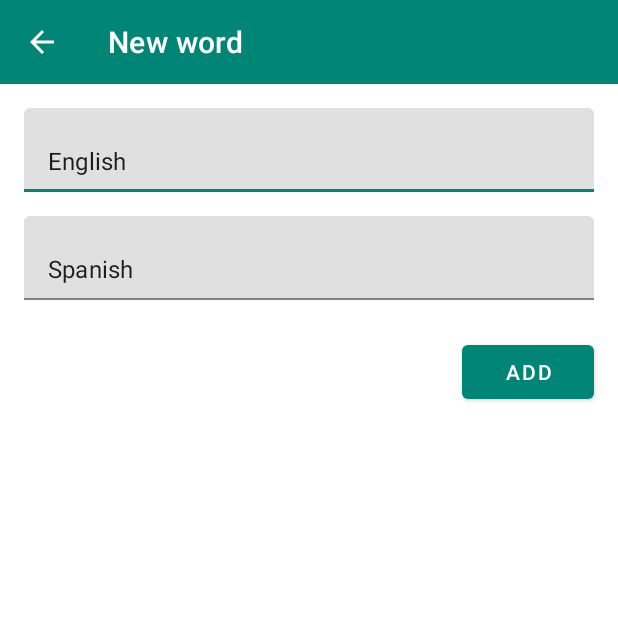
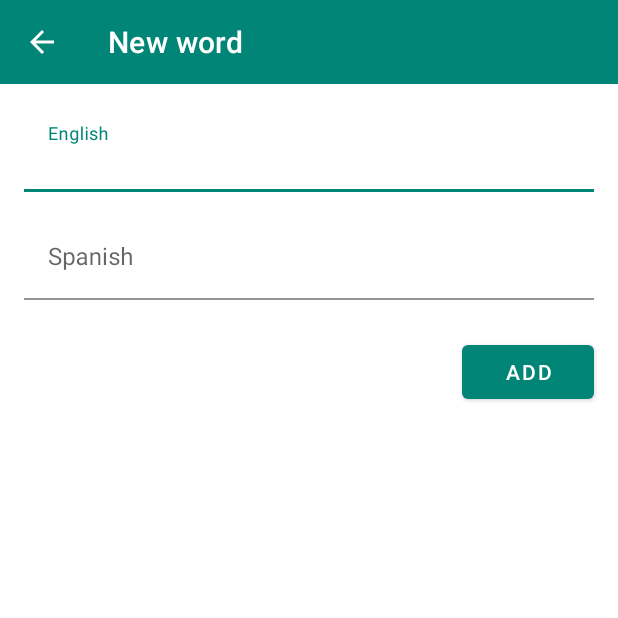
Before and after one commit to dakinne/Words, an Android app: the WordFormActivity screen opened directly, with no data from a screen before it, on a phone screen of 412 x 824 dp, the top half of it. Run offline under Robolectric (Android 15) with nearby library versions, the phone set to English and light mode, and no system bars; our stand-ins replace data binding.

Commit message:
Add style to new word form

```diff
--- a/app/src/main/res/layout/word_form_activity.xml
+++ b/app/src/main/res/layout/word_form_activity.xml
@@ -1,52 +1,58 @@
 <?xml version="1.0" encoding="utf-8"?>
-<layout
-  xmlns:android="http://schemas.android.com/apk/res/android"
+<layout xmlns:android="http://schemas.android.com/apk/res/android"
     xmlns:app="http://schemas.android.com/apk/res-auto">
 
     <LinearLayout
+        android:layout_width="match_parent"
         android:layout_height="match_parent"
-    android:layout_width="match_parent"
         android:orientation="vertical">
 
-    <include android:id="@+id/includedToolbar" layout="@layout/toolbar" />
+        <include
+            android:id="@+id/includedToolbar"
+            layout="@layout/toolbar" />
 
         <androidx.constraintlayout.widget.ConstraintLayout
+            android:layout_width="match_parent"
             android:layout_height="match_parent"
-      android:layout_width="match_parent">
+            android:background="@color/white">
 
             <com.google.android.material.textfield.TextInputLayout
                 android:id="@+id/tlEnglish"
+                style="@style/Widget.MaterialComponents.TextInputLayout.FilledBox"
                 android:layout_width="match_parent"
                 android:layout_height="wrap_content"
                 android:layout_marginStart="16dp"
                 android:layout_marginTop="16dp"
                 android:layout_marginEnd="16dp"
+                android:hint="@string/word_english"
+                app:boxBackgroundColor="@color/white"
                 app:layout_constraintEnd_toEndOf="parent"
                 app:layout_constraintStart_toStartOf="parent"
                 app:layout_constraintTop_toTopOf="parent">
 
                 <com.google.android.material.textfield.TextInputEditText
                     android:layout_width="match_parent"
-          android:layout_height="wrap_content"
-          android:text="@string/word_english" />
+                    android:layout_height="wrap_content" />
 
             </com.google.android.material.textfield.TextInputLayout>
 
             <com.google.android.material.textfield.TextInputLayout
                 android:id="@+id/tlSpanish"
+                style="@style/Widget.MaterialComponents.TextInputLayout.FilledBox"
                 android:layout_width="match_parent"
                 android:layout_height="wrap_content"
                 android:layout_marginStart="16dp"
                 android:layout_marginTop="16dp"
                 android:layout_marginEnd="16dp"
+                android:hint="@string/word_spanish"
+                app:boxBackgroundColor="@color/white"
                 app:layout_constraintEnd_toEndOf="parent"
                 app:layout_constraintStart_toStartOf="parent"
                 app:layout_constraintTop_toBottomOf="@+id/tlEnglish">
 
                 <com.google.android.material.textfield.TextInputEditText
                     android:layout_width="match_parent"
-          android:layout_height="wrap_content"
-          android:text="@string/word_spanish" />
+                    android:layout_height="wrap_content" />
 
             </com.google.android.material.textfield.TextInputLayout>
 
--- a/app/src/main/res/values/colors.xml
+++ b/app/src/main/res/values/colors.xml
@@ -1,6 +1,8 @@
 <?xml version="1.0" encoding="utf-8"?>
 <resources>
-  <color name="colorPrimary">#008577</color>
-  <color name="colorPrimaryDark">#00574B</color>
-  <color name="colorAccent">#D81B60</color>
+    <color name="colorPrimary">#008577</color>
+    <color name="colorPrimaryDark">#00574B</color>
+    <color name="colorAccent">#D81B60</color>
+
+    <color name="white">#FFFFFF</color>
 </resources>
```
Lines whose indentation alone changed are shown as unchanged.
